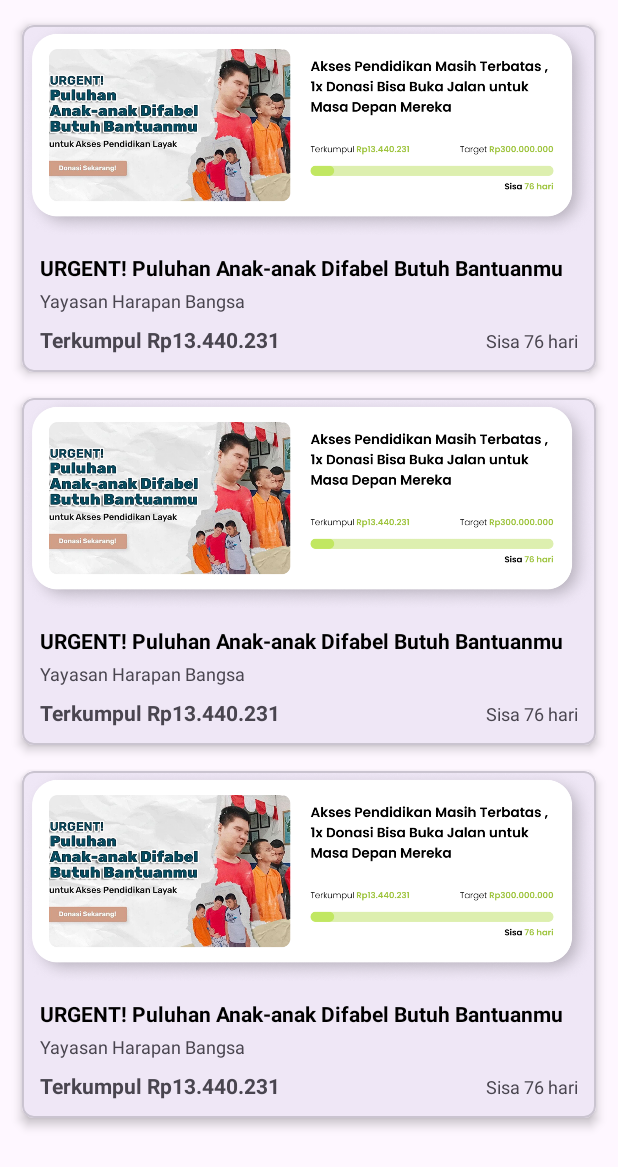
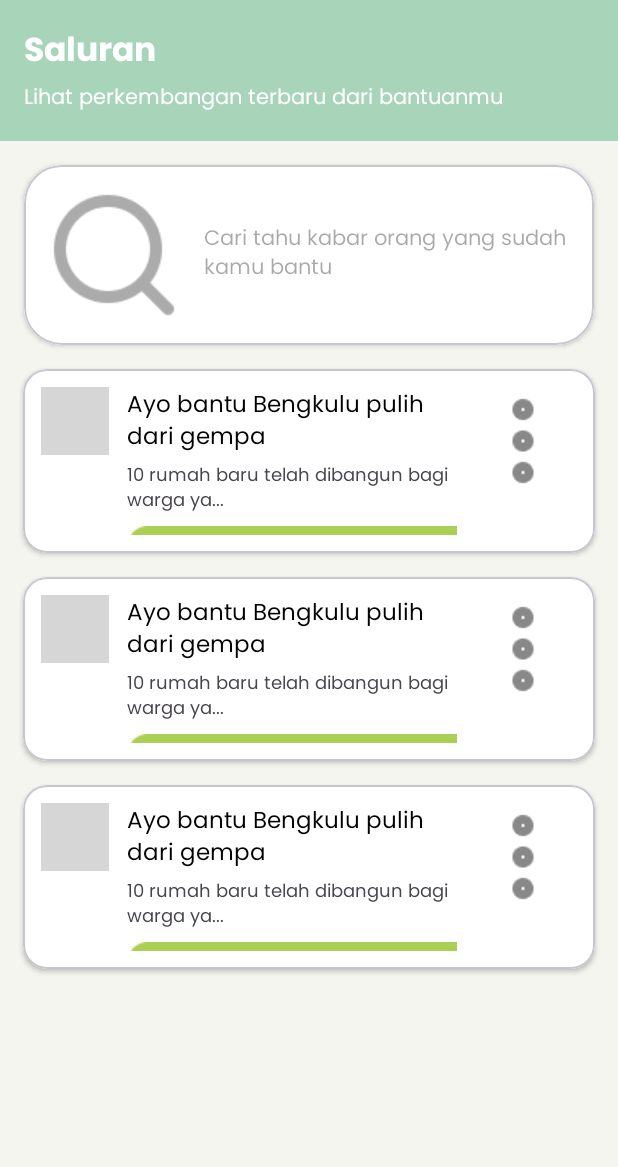
Before and after one commit to gresss27/Rahmat-UX, an Android app: the layout fragment_social.xml on its own in the app's theme, with its tools: preview values and no code run, on a phone screen of 412 x 824 dp. Shown: the top 1167 px of the screen. Run offline under Robolectric (Android 15) with nearby library versions, the phone set to English and light mode, and no system bars; grey boxes are pictures that could not be loaded.

Commit message:
set font theme to poppins

```diff
--- /dev/null
+++ b/app/src/main/java/com/example/rahmat_ux/adapter/ChannelListAdapter.java
@@ -0,0 +1,57 @@
+package com.example.rahmat_ux.adapter;
+
+import android.view.LayoutInflater;
+import android.view.ViewGroup;
+import androidx.annotation.NonNull;
+import androidx.recyclerview.widget.RecyclerView;
+import com.example.rahmat_ux.databinding.ItemChannelListBinding; // Diubah
+import com.example.rahmat_ux.model.Campaign;
+import java.util.List;
+
+public class ChannelListAdapter extends RecyclerView.Adapter<ChannelListAdapter.ChannelViewHolder> {
+
+    private final List<Campaign> campaignList;
+
+    public ChannelListAdapter(List<Campaign> campaignList) {
+        this.campaignList = campaignList;
+    }
+
+    @NonNull
+    @Override
+    public ChannelViewHolder onCreateViewHolder(@NonNull ViewGroup parent, int viewType) {
+        ItemChannelListBinding binding = ItemChannelListBinding.inflate(LayoutInflater.from(parent.getContext()), parent, false);
+        return new ChannelViewHolder(binding);
+    }
+
+    @Override
+    public void onBindViewHolder(@NonNull ChannelViewHolder holder, int position) {
+        Campaign campaign = campaignList.get(position);
+        holder.bind(campaign);
+    }
+
+    @Override
+    public int getItemCount() {
+        return campaignList.size();
+    }
+
+    public static class ChannelViewHolder extends RecyclerView.ViewHolder {
+        private final ItemChannelListBinding binding;
+
+        public ChannelViewHolder(ItemChannelListBinding binding) {
+            super(binding.getRoot());
+            this.binding = binding;
+        }
+
+        public void bind(Campaign campaign) {
+            binding.imageViewProfile.setImageResource(campaign.getMainImageResId());
+            binding.textViewTitle.setText(campaign.getTitle());
+            binding.textViewDescription.setText(campaign.getDescription());
+            if (campaign.getTargetAmount() > 0) {
+                int progress = (int) ((double) campaign.getAmountCollected() * 100 / campaign.getTargetAmount());
+                binding.progressBar.setProgress(progress);
+            } else {
+                binding.progressBar.setProgress(0);
+            }
+        }
+    }
+}
--- /dev/null
+++ b/app/src/main/res/font/poppins.xml
@@ -0,0 +1,24 @@
+<?xml version="1.0" encoding="utf-8"?>
+<font-family xmlns:app="http://schemas.android.com/apk/res-auto">
+
+    <font
+        app:fontStyle="normal"
+        app:fontWeight="400"
+        app:font="@font/poppins_regular" />
+
+    <font
+        app:fontStyle="normal"
+        app:fontWeight="500"
+        app:font="@font/poppins_medium" />
+
+    <font
+        app:fontStyle="normal"
+        app:fontWeight="600"
+        app:font="@font/poppins_semibold" />
+
+    <font
+        app:fontStyle="normal"
+        app:fontWeight="700"
+        app:font="@font/poppins_bold" />
+
+</font-family>
--- a/app/src/main/res/layout/fragment_social.xml
+++ b/app/src/main/res/layout/fragment_social.xml
@@ -1,14 +1,75 @@
 <?xml version="1.0" encoding="utf-8"?>
-<FrameLayout xmlns:android="http://schemas.android.com/apk/res/android"
+<androidx.constraintlayout.widget.ConstraintLayout
+    xmlns:android="http://schemas.android.com/apk/res/android"
+    xmlns:app="http://schemas.android.com/apk/res-auto"
     xmlns:tools="http://schemas.android.com/tools"
     android:layout_width="match_parent"
     android:layout_height="match_parent"
-    xmlns:app="http://schemas.android.com/apk/res-auto"
-    tools:context=".SocialFragment"> <androidx.recyclerview.widget.RecyclerView
-    android:id="@+id/recycler_view_social"
-    android:layout_width="match_parent"
-    android:layout_height="match_parent"
-    android:clipToPadding="false"
-    android:padding="8dp"
-    app:layoutManager="androidx.recyclerview.widget.LinearLayoutManager"
-    tools:listitem="@layout/item_campaign_test" /> </FrameLayout>
+    android:background="#F5F5F0"
+    tools:context=".SocialFragment">
+
+    <com.google.android.material.appbar.AppBarLayout
+        android:id="@+id/app_bar_layout"
+        android:layout_width="0dp"
+        android:layout_height="wrap_content"
+        android:background="#A8D5BA"
+        app:elevation="0dp"
+        app:layout_constraintTop_toTopOf="parent"
+        app:layout_constraintStart_toStartOf="parent"
+        app:layout_constraintEnd_toEndOf="parent">
+        <LinearLayout
+            android:layout_width="match_parent"
+            android:layout_height="wrap_content"
+            android:orientation="vertical"
+            android:padding="16dp">
+            <TextView
+                android:layout_width="wrap_content"
+                android:layout_height="wrap_content"
+                android:text="Saluran"
+                android:textColor="@android:color/white"
+                android:textSize="22sp"
+                android:textStyle="bold" />
+            <TextView
+                android:layout_width="wrap_content"
+                android:layout_height="wrap_content"
+                android:text="Lihat perkembangan terbaru dari bantuanmu"
+                android:textColor="@android:color/white" />
+        </LinearLayout>
+    </com.google.android.material.appbar.AppBarLayout>
+
+    <com.google.android.material.card.MaterialCardView
+        android:id="@+id/card_view_search"
+        android:layout_width="0dp"
+        android:layout_height="wrap_content"
+        android:layout_margin="16dp"
+        app:cardCornerRadius="25dp"
+        app:cardElevation="2dp"
+        app:layout_constraintTop_toBottomOf="@id/app_bar_layout"
+        app:layout_constraintStart_toStartOf="parent"
+        app:layout_constraintEnd_toEndOf="parent">
+        <EditText
+            android:layout_width="match_parent"
+            android:layout_height="wrap_content"
+            android:background="@android:color/white"
+            android:drawableStart="@drawable/ic_search_bar"
+            android:drawablePadding="12dp"
+            android:hint="Cari tahu kabar orang yang sudah kamu bantu"
+            android:padding="12dp"
+            android:textSize="14sp" />
+    </com.google.android.material.card.MaterialCardView>
+
+    <androidx.recyclerview.widget.RecyclerView
+        android:id="@+id/recycler_view_social"
+        android:layout_width="0dp"
+        android:layout_height="0dp"
+        android:layout_marginTop="8dp"
+        android:clipToPadding="false"
+        android:paddingStart="8dp"
+        android:paddingEnd="8dp"
+        app:layout_constraintTop_toBottomOf="@id/card_view_search"
+        app:layout_constraintBottom_toBottomOf="parent"
+        app:layout_constraintStart_toStartOf="parent"
+        app:layout_constraintEnd_toEndOf="parent"
+        tools:listitem="@layout/item_channel_list"/>
+
+</androidx.constraintlayout.widget.ConstraintLayout>
--- /dev/null
+++ b/app/src/main/res/layout/item_channel_list.xml
@@ -0,0 +1,79 @@
+<?xml version="1.0" encoding="utf-8"?>
+<com.google.android.material.card.MaterialCardView
+    xmlns:android="http://schemas.android.com/apk/res/android"
+    xmlns:app="http://schemas.android.com/apk/res-auto"
+    xmlns:tools="http://schemas.android.com/tools"
+    android:layout_width="match_parent"
+    android:layout_height="wrap_content"
+    app:cardCornerRadius="16dp"
+    app:cardElevation="2dp"
+    app:cardUseCompatPadding="true"
+    app:cardBackgroundColor="@android:color/white">
+
+    <androidx.constraintlayout.widget.ConstraintLayout
+        android:layout_width="match_parent"
+        android:layout_height="wrap_content"
+        android:padding="12dp">
+
+        <com.google.android.material.card.MaterialCardView
+            android:id="@+id/card_view_image"
+            android:layout_width="45dp"
+            android:layout_height="45dp"
+            app:cardCornerRadius="22.5dp"
+            app:layout_constraintStart_toStartOf="parent"
+            app:layout_constraintTop_toTopOf="parent">
+
+            <ImageView
+                android:id="@+id/image_view_profile"
+                android:layout_width="match_parent"
+                android:layout_height="match_parent"
+                android:scaleType="centerCrop"
+                tools:src="@drawable/campaign_gempa" />
+        </com.google.android.material.card.MaterialCardView>
+
+        <TextView
+            android:id="@+id/text_view_title"
+            android:layout_width="0dp"
+            android:layout_height="wrap_content"
+            android:layout_marginStart="12dp"
+            android:layout_marginEnd="8dp"
+            android:textColor="@android:color/black"
+            android:textSize="15sp"
+            app:layout_constraintStart_toEndOf="@id/card_view_image"
+            app:layout_constraintEnd_toStartOf="@id/image_view_options"
+            app:layout_constraintTop_toTopOf="@id/card_view_image"
+            tools:text="Ayo bantu Bengkulu pulih dari gempa" />
+
+        <TextView
+            android:id="@+id/text_view_description"
+            android:layout_width="0dp"
+            android:layout_height="wrap_content"
+            android:layout_marginTop="2dp"
+            android:textSize="12sp"
+            app:layout_constraintStart_toStartOf="@id/text_view_title"
+            app:layout_constraintEnd_toEndOf="@id/text_view_title"
+            app:layout_constraintTop_toBottomOf="@id/text_view_title"
+            tools:text="10 rumah baru telah dibangun bagi warga ya..." />
+
+        <ProgressBar
+            android:id="@+id/progress_bar"
+            style="?android:attr/progressBarStyleHorizontal"
+            android:layout_width="0dp"
+            android:layout_height="6dp"
+            android:layout_marginTop="6dp"
+            android:progressDrawable="@drawable/ic_progress_bar"
+            app:layout_constraintTop_toBottomOf="@id/text_view_description"
+            app:layout_constraintStart_toStartOf="@id/text_view_description"
+            app:layout_constraintEnd_toEndOf="@id/text_view_description"
+            tools:progress="70" />
+
+        <ImageView
+            android:id="@+id/image_view_options"
+            android:layout_width="wrap_content"
+            android:layout_height="wrap_content"
+            android:src="@drawable/ic_options"
+            app:layout_constraintEnd_toEndOf="parent"
+            app:layout_constraintTop_toTopOf="@id/text_view_title" />
+
+    </androidx.constraintlayout.widget.ConstraintLayout>
+</com.google.android.material.card.MaterialCardView>
--- a/app/src/main/res/values/themes.xml
+++ b/app/src/main/res/values/themes.xml
@@ -2,6 +2,8 @@
     <!-- Base application theme. -->
     <style name="Base.Theme.RahmatUX" parent="Theme.Material3.DayNight.NoActionBar">
         <!-- Customize your light theme here. -->
+        <item name="android:fontFamily">@font/poppins</item>
+        <item name="fontFamily">@font/poppins</item>
         <!-- <item name="colorPrimary">@color/my_light_primary</item> -->
     </style>
 
```
Also changed, not shown: app/src/main/res/drawable/campaign_difabel.png, app/src/main/res/drawable/ic_options.png (added), app/src/main/res/drawable/ic_progress_bar.png (added), app/src/main/res/drawable/ic_search_bar.png (added), app/src/main/res/font/poppins_bold.ttf (added), app/src/main/res/font/poppins_medium.ttf (added), app/src/main/res/font/poppins_regular.ttf (added), app/src/main/res/font/poppins_semibold.ttf (added).
